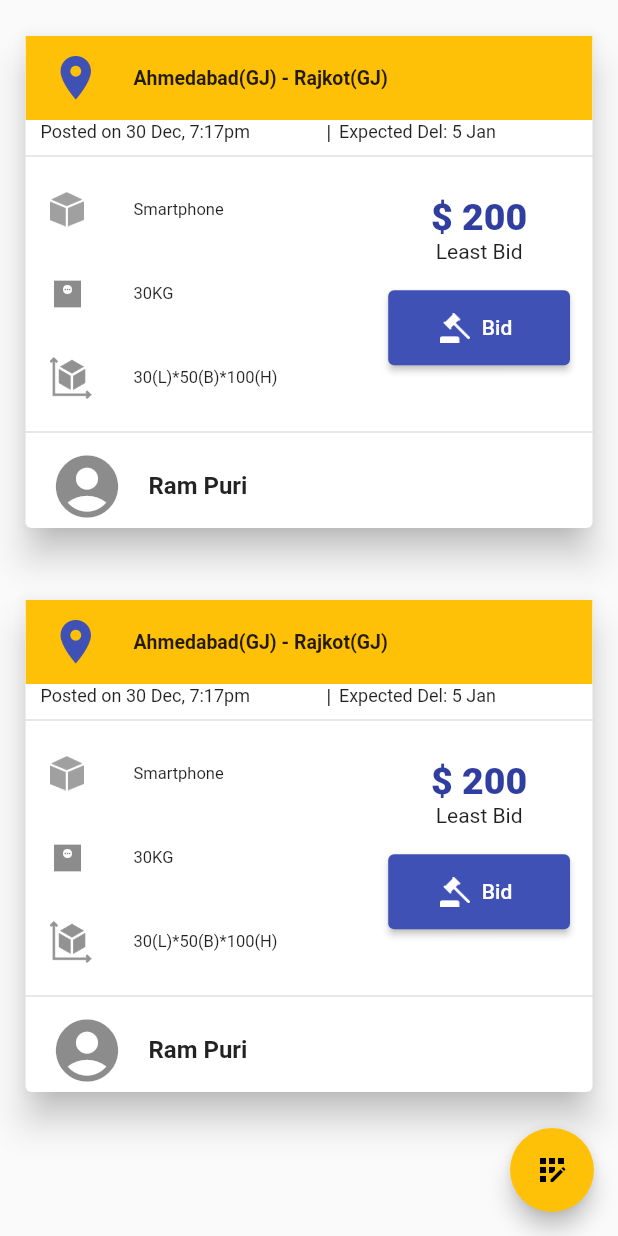
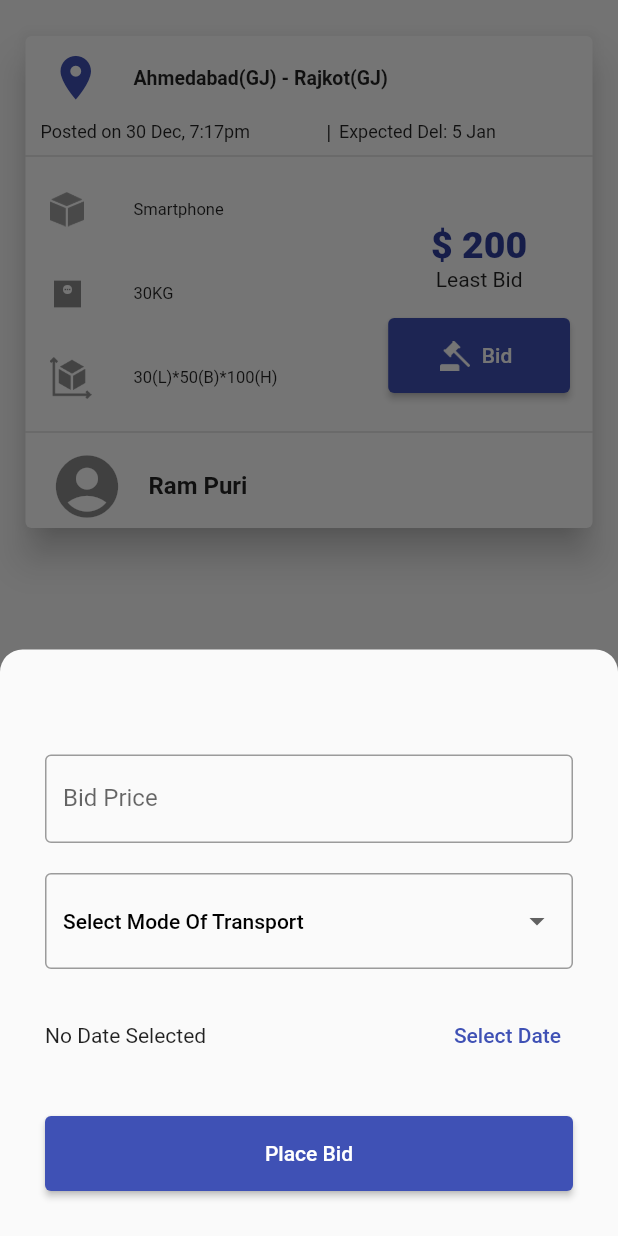
Before and after one commit to zipArk99/WeCareLogistics-flutter, a Flutter app: the MarketPlaceTab screen opened directly, after a tap on "Bid", on a phone screen of 412 x 824 dp. Run offline on Flutter 3.47's test engine with Material 2 defaults, Android fonts, the phone set to English and light mode, and no system bars; our stand-ins replace flutter_rating_bar.

Commit message:
zipArk99/placeBid from added

```diff
--- a/lib/CourierService/screens/marketplace_tab.dart
+++ b/lib/CourierService/screens/marketplace_tab.dart
@@ -17,7 +17,7 @@ class MarketPlaceTab extends StatelessWidget {
         itemBuilder: (contx, index) {
           return MarketPlaceOrderWidget();
         },
-        itemCount: 2,
+        itemCount: 1,
       ),
       floatingActionButton: FloatingActionButton(
         onPressed: () {
--- a/lib/CourierService/widgets/marketplace_order.dart
+++ b/lib/CourierService/widgets/marketplace_order.dart
@@ -2,6 +2,7 @@ import 'package:flutter/material.dart';
 import 'package:wecare_logistics/CourierService/widgets/place_bid.dart';
 
 class MarketPlaceOrderWidget extends StatelessWidget {
+  var bid = new BottomSheetWidget();
   TextStyle standarFont() {
     return TextStyle(
       fontSize: 11,
@@ -18,7 +19,6 @@ class MarketPlaceOrderWidget extends StatelessWidget {
         child: Column(
           children: [
             ListTile(
-              tileColor: Colors.amber,
               leading: Container(
                   child: Icon(
                 Icons.location_on,
@@ -59,6 +59,7 @@ class MarketPlaceOrderWidget extends StatelessWidget {
               thickness: 1,
             ),
             Row(
+              crossAxisAlignment: CrossAxisAlignment.end,
               children: [
                 Expanded(
                   flex: 3,
@@ -143,7 +144,9 @@ class MarketPlaceOrderWidget extends StatelessWidget {
                               fit: BoxFit.cover,
                             ),
                           ),
-                          onPressed: () {},
+                          onPressed: () {
+                            bid.openPlaceBidBottomModelSheet(contx);
+                          },
                           label: Text("Bid"),
                         ),
                       )
--- a/lib/CourierService/widgets/place_bid.dart
+++ b/lib/CourierService/widgets/place_bid.dart
@@ -3,6 +3,12 @@ import 'package:flutter/material.dart';
 class BottomSheetWidget {
   void openPlaceBidBottomModelSheet(BuildContext contx) {
     showModalBottomSheet(
+        shape: RoundedRectangleBorder(
+          borderRadius: BorderRadius.only(
+            topLeft: Radius.circular(15),
+            topRight: Radius.circular(15),
+          ),
+        ),
         context: contx,
         builder: (contx) {
           return PlaceBidBottomModelSheetWidget();
@@ -19,30 +25,157 @@ class PlaceBidBottomModelSheetWidget extends StatefulWidget {
 
 class PlaceBidBottomModelSheetWidgetState
     extends State<PlaceBidBottomModelSheetWidget> {
-  Widget createTextFormField({required String label}) {
-    return Container(
-      margin: EdgeInsets.symmetric(vertical: 13, horizontal: 15),
-      child: TextFormField(
-        decoration:
-            InputDecoration(border: OutlineInputBorder(), labelText: label),
+  var intiValue;
+  var selectedDate;
+  double? bidPrice;
+  var _formKey = GlobalKey<FormState>();
+
+  @override
+  Widget build(BuildContext contx) {
+    void changeItem(Object? value) {
+      setState(() {
+        intiValue = value.toString();
+      });
+    }
+
+    void confirmBid(BuildContext contx) {
+      print("called");
+      bool validate = _formKey.currentState!.validate();
+      if (!validate || selectedDate == null) {
+        return;
+      }
+
+      _formKey.currentState!.save();
+
+      showDialog(
+          context: contx,
+          builder: (contx) {
+            return AlertDialog(
+              content: Text("Confirm Your Bid ?"),
+              actions: [
+                TextButton(
+                  onPressed: () {
+                    Navigator.of(contx).pop();
+                  },
+                  child: Text("Cancel"),
+                ),
+                TextButton(
+                  onPressed: () {},
+                  child: Text("Confirm"),
+                ),
+              ],
+            );
+          });
+    }
+
+    Future<void> selectDeliveryDate(BuildContext contx) async {
+      var date = await showDatePicker(
+          context: contx,
+          initialDate: DateTime.now(),
+          firstDate: DateTime.now(),
+          lastDate: DateTime(2023));
+
+      if (date == null) {
+        setState(() {
+          selectedDate = null;
+          return;
+        });
+      }
+
+      setState(() {
+        selectedDate = date;
+        date = null;
+      });
+    }
+
+    return SingleChildScrollView(
+      child: Column(
+        children: [
+          Form(
+              key: _formKey,
+              child: Column(
+                children: [
+                  Container(
+                    margin: EdgeInsets.only(
+                        left: 30, right: 30, top: 70, bottom: 20),
+                    child: TextFormField(
+                      keyboardType: TextInputType.number,
+                      decoration: InputDecoration(
+                          border: OutlineInputBorder(), labelText: "Bid Price"),
+                      onSaved: (value) {
+                        bidPrice = double.parse(value.toString());
+                      },
+                      validator: (value) {
+                        if (value!.isEmpty) {
+                          return "Empty Field!";
+                        } else if (double.tryParse(value) == null) {
+                          return "Digit only!";
+                        }
+                        return null;
+                      },
+                    ),
+                  ),
+                  Container(
+                    margin: EdgeInsets.only(left: 30, right: 30),
+                    child: DropdownButtonFormField(
+                      decoration: InputDecoration(border: OutlineInputBorder()),
+                      onChanged: (value) {
+                        changeItem(value);
+                      },
+                      value: intiValue,
+                      items: ['Road', 'Air', 'Rail']
+                          .map<DropdownMenuItem<String>>((String value) {
+                        return DropdownMenuItem<String>(
+                          value: value,
+                          child: Text(value),
+                        );
+                      }).toList(),
+                      hint: Text(
+                        "Select Mode Of Transport",
+                        style: TextStyle(
+                            color: Colors.black,
+                            fontSize: 14,
+                            fontWeight: FontWeight.w500),
+                      ),
+                      validator: (value) {
+                        if (value == null) {
+                          return "Empty field!";
+                        }
+                      },
+                    ),
+                  ),
+                ],
+              )),
+          Container(
+            margin: EdgeInsets.only(left: 30, right: 30, top: 20),
+            child: Row(
+              mainAxisAlignment: MainAxisAlignment.spaceBetween,
+              children: [
+                selectedDate != null
+                    ? Text(selectedDate.toString())
+                    : Text("No Date Selected"),
+                TextButton(
+                  onPressed: () {
+                    selectDeliveryDate(contx);
+                  },
+                  child: Text("Select Date"),
+                ),
+              ],
+            ),
+          ),
+          Container(
+            margin: EdgeInsets.symmetric(horizontal: 30, vertical: 30),
+            width: double.infinity,
+            height: 50,
+            child: ElevatedButton(
+              onPressed: () {
+                confirmBid(contx);
+              },
+              child: Text("Place Bid"),
+            ),
+          ),
+        ],
       ),
     );
   }
-
-/*   void openShowBottem(BuildContext contx){
-    op
-
-  }
-
-  PlaceBidBottomModelSheetWidget(
-
-  ) */
-  @override
-  Widget build(BuildContext contx) {
-    return Column(
-      children: [
-        createTextFormField(label: "Bid Price"),
-      ],
-    );
-  }
 }
```
